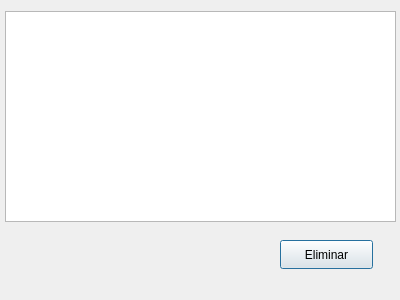
Qt form Segundo_anio/Segundo_semestre/QT_GUI/BancoEstado/ventanahistorial.ui (DiegoAbdiasSaldanaFuentes/Ejercisios-Universidad) before a commit.
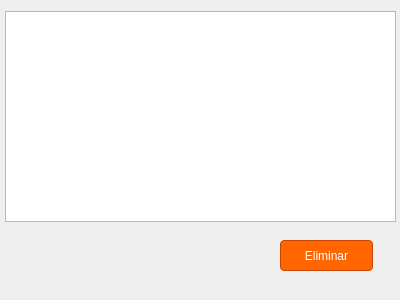
The same form after that commit.

Diff of the .ui file:
```diff
--- a/Segundo_anio/Segundo_semestre/QT_GUI/BancoEstado/ventanahistorial.ui
+++ b/Segundo_anio/Segundo_semestre/QT_GUI/BancoEstado/ventanahistorial.ui
@@ -13,6 +13,40 @@
   <property name="windowTitle">
    <string>Dialog</string>
   </property>
+  <property name="styleSheet">
+   <string notr="true">/* 1. Fondo General limpio */
+QMainWindow {
+    background-color: #E0E0E0; /* Gris claro estándar */
+}
+
+/* 2. Textos (Forzamos color negro para que se lean) */
+QLabel {
+    color: black;
+    font-weight: bold;
+    font-size: 14px;
+}
+
+/* 3. Cajas de Texto (Simples y blancas) */
+QLineEdit {
+    background-color: white;
+    color: black;
+    border: 1px solid gray;
+    padding: 5px;
+}
+
+/* 4. Botones (Naranjas y visibles) */
+QPushButton {
+    background-color: #FF6600; /* Naranja Banco */
+    color: white;              /* Letra Blanca */
+    border: 1px solid #CC4400;
+    padding: 8px;
+    border-radius: 4px;
+}
+
+QPushButton:hover {
+    background-color: #FF8800; /* Naranja más claro al pasar mouse */
+}</string>
+  </property>
   <widget class="QTableWidget" name="tblHistorial">
    <property name="geometry">
     <rect>
@@ -29,7 +63,7 @@
      <x>280</x>
      <y>240</y>
      <width>93</width>
-     <height>29</height>
+     <height>31</height>
     </rect>
    </property>
    <property name="text">
```
